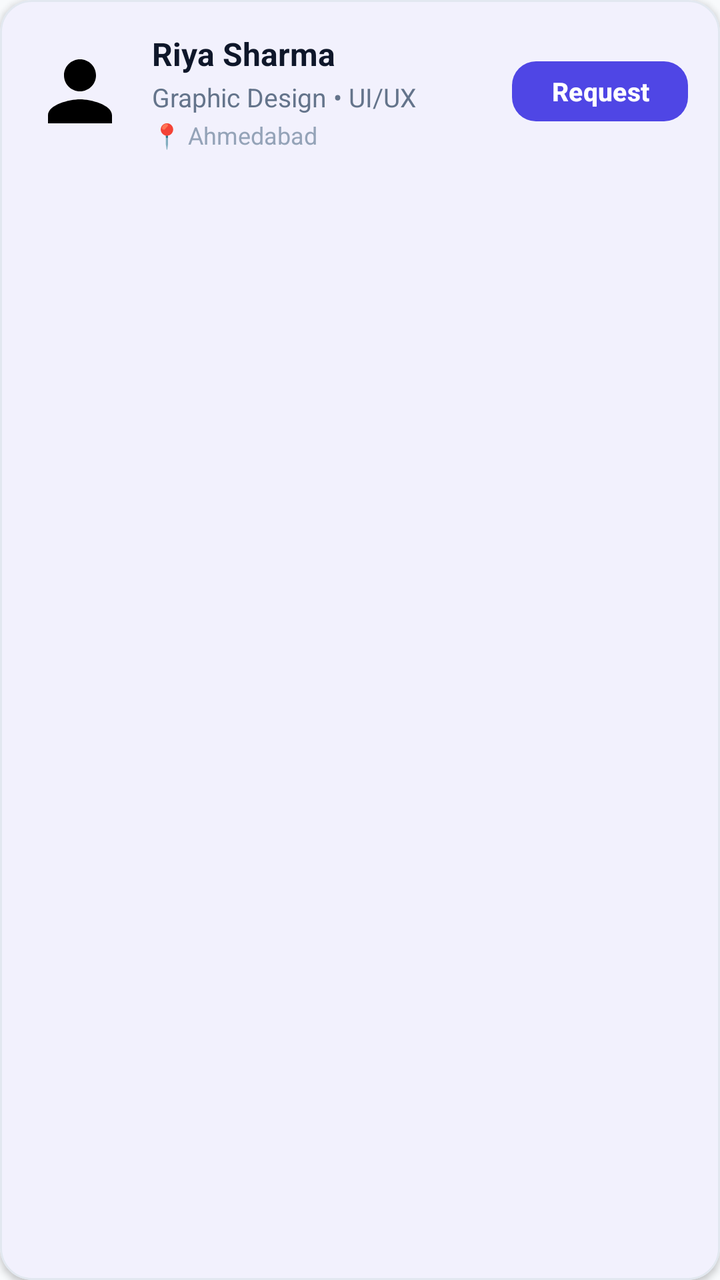
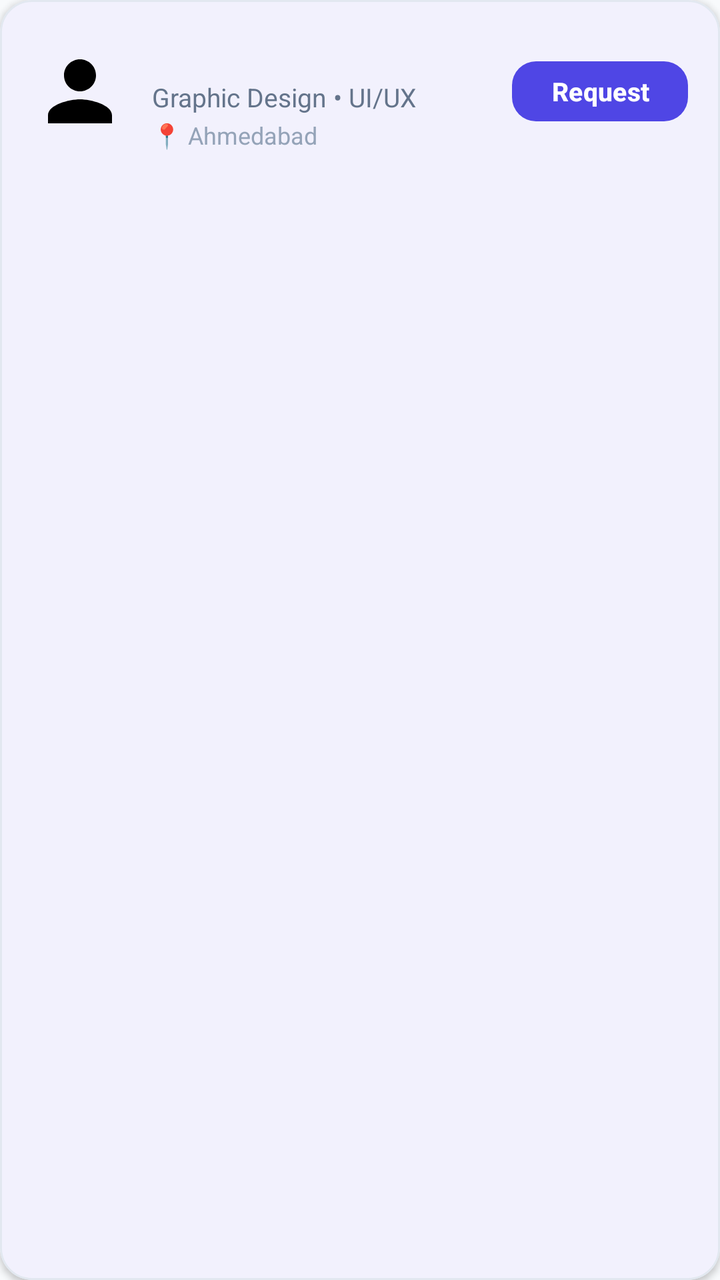

An Android layout rendered at two revisions. The XML below is the earlier revision; the diff shows what the commit changed to produce the second picture.
<!-- AndroidManifest.xml: application theme Theme.SkillBarter -->
<!-- res/layout/item_user_card.xml -->
<?xml version="1.0" encoding="utf-8"?>
<com.google.android.material.card.MaterialCardView xmlns:android="http://schemas.android.com/apk/res/android"
    xmlns:app="http://schemas.android.com/apk/res-auto"
    android:layout_width="match_parent"
    android:layout_height="wrap_content"
    android:layout_marginHorizontal="4dp"
    android:layout_marginVertical="6dp"
    app:cardBackgroundColor="@color/surface_white"
    app:cardCornerRadius="16dp"
    app:cardElevation="2dp"
    app:strokeColor="@color/divider_color"
    app:strokeWidth="1dp">

    <LinearLayout
        android:layout_width="match_parent"
        android:layout_height="wrap_content"
        android:orientation="vertical"
        android:padding="16dp">

        <RelativeLayout
            android:layout_width="match_parent"
            android:layout_height="wrap_content">

            <ImageView
                android:id="@+id/ivAvatar"
                android:layout_width="48dp"
                android:layout_height="48dp"
                android:layout_alignParentStart="true"
                android:layout_centerVertical="true"
                android:src="@drawable/ic_profile" />

            <LinearLayout
                android:layout_width="match_parent"
                android:layout_height="wrap_content"
                android:layout_centerVertical="true"
                android:layout_marginStart="12dp"
                android:layout_toStartOf="@id/btnRequest"
                android:layout_toEndOf="@id/ivAvatar"
                android:orientation="vertical">

                <TextView
                    android:id="@+id/tvUserName"
                    android:layout_width="wrap_content"
                    android:layout_height="wrap_content"
                    android:text="Riya Sharma"
                    android:textColor="@color/text_primary"
                    android:textSize="16sp"
                    android:textStyle="bold" />

                <TextView
                    android:id="@+id/tvUserSkills"
                    android:layout_width="wrap_content"
                    android:layout_height="wrap_content"
                    android:layout_marginTop="2dp"
                    android:text="Graphic Design • UI/UX"
                    android:textColor="@color/text_secondary"
                    android:textSize="13sp" />

                <TextView
                    android:id="@+id/tvUserLocation"
                    android:layout_width="wrap_content"
                    android:layout_height="wrap_content"
                    android:layout_marginTop="2dp"
                    android:text="📍 Ahmedabad"
                    android:textColor="@color/text_muted"
                    android:textSize="12sp" />

            </LinearLayout>

            <Button
                android:id="@+id/btnRequest"
                style="@style/Widget.SkillBarter.Button"
                android:layout_width="wrap_content"
                android:layout_height="38dp"
                android:layout_alignParentEnd="true"
                android:layout_centerVertical="true"
                android:paddingHorizontal="16dp"
                android:paddingVertical="0dp"
                android:text="Request"
                android:textSize="13sp" />

        </RelativeLayout>

    </LinearLayout>

</com.google.android.material.card.MaterialCardView>
<!-- resources referenced by this layout -->
<resources>
  <color name="divider_color">#E2E8F0</color>
  <color name="surface_white">#FFFFFF</color>
  <color name="text_muted">#94A3B8</color>
  <color name="text_primary">#0F172A</color>
  <color name="text_secondary">#64748B</color>
  <!-- drawable ic_profile (drawable) -->
  <vector xmlns:android="http://schemas.android.com/apk/res/android"
      android:width="24dp"
      android:height="24dp"
      android:viewportWidth="24"
      android:viewportHeight="24">
    <path
        android:fillColor="#FF000000"
        android:pathData="M12,12c2.21,0 4,-1.79 4,-4s-1.79,-4 -4,-4 -4,1.79 -4,4 1.79,4 4,4zM12,14c-2.67,0 -8,1.34 -8,4v2h16v-2c0,-2.66 -5.33,-4 -8,-4z"/>
  </vector>
  <style name="Widget.SkillBarter.Button" parent="Widget.Material3.Button">
          <item name="backgroundTint">@color/primary</item>
          <item name="android:textColor">@color/white</item>
          <item name="cornerRadius">12dp</item>
          <item name="android:paddingTop">14dp</item>
          <item name="android:paddingBottom">14dp</item>
          <item name="android:textStyle">bold</item>
          <item name="android:textSize">16sp</item>
      </style>
  <style name="Theme.SkillBarter" parent="Base.Theme.SkillBarter" />
  <color name="primary">#4F46E5</color>
  <color name="white">#FFFFFF</color>
  <style name="Base.Theme.SkillBarter" parent="Theme.Material3.DayNight.NoActionBar">
          <item name="colorPrimary">@color/primary</item>
          <item name="colorOnPrimary">@color/white</item>
          <item name="colorPrimaryContainer">@color/primary_light</item>
          <item name="colorOnPrimaryContainer">@color/primary</item>
          <item name="android:colorBackground">@color/bg_light</item>
          <item name="colorSurface">@color/surface_white</item>
          <item name="colorOnSurface">@color/text_primary</item>
          <item name="colorOnSurfaceVariant">@color/text_secondary</item>
          <item name="android:statusBarColor">@color/bg_light</item>
          <item name="android:windowLightStatusBar">true</item>
      </style>
  <color name="primary_light">#EEF2FF</color>
  <color name="bg_light">#F8FAFC</color>
</resources>

<!-- the commit's change to res/layout/item_user_card.xml (unified diff, before → after) -->
@@ -42,7 +42,7 @@
                     android:id="@+id/tvUserName"
                     android:layout_width="wrap_content"
                     android:layout_height="wrap_content"
-                    android:text="Riya Sharma"
+                    android:text=""
                     android:textColor="@color/text_primary"
                     android:textSize="16sp"
                     android:textStyle="bold" />
